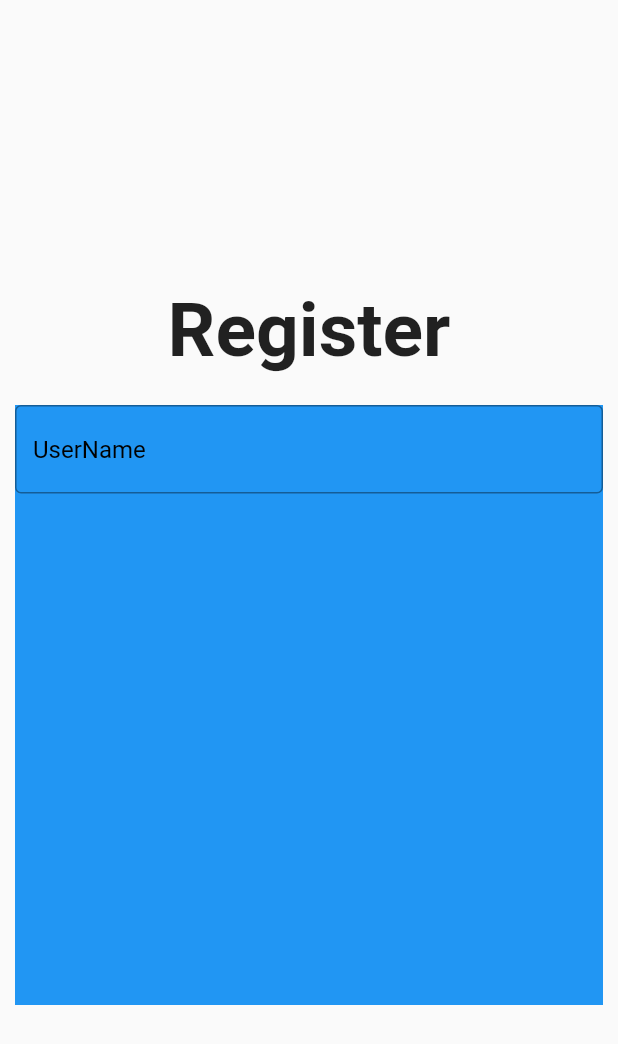
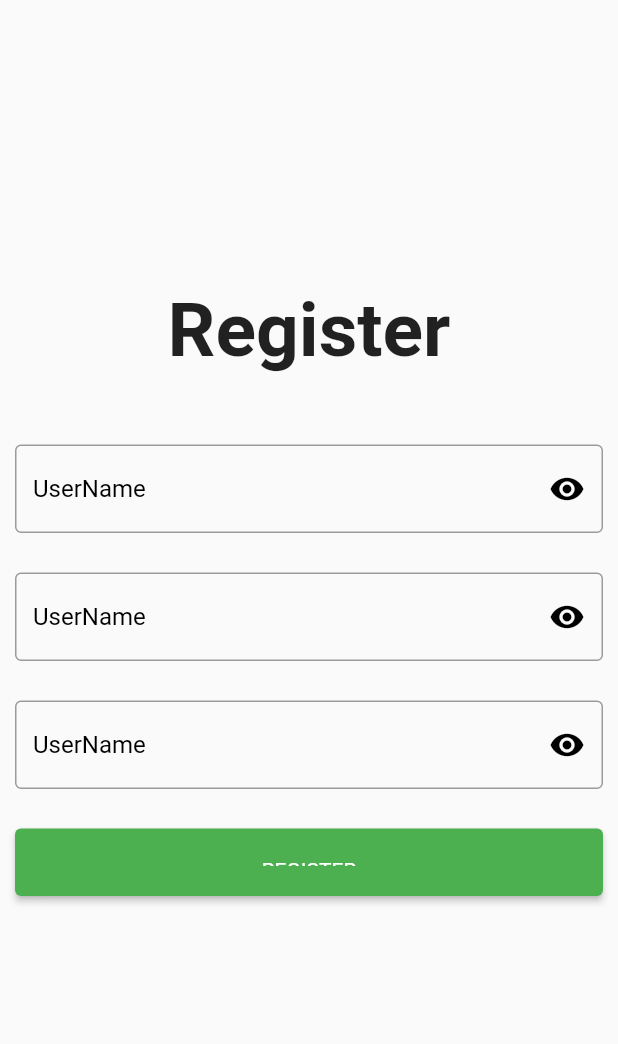
Before and after one commit to astitvsingh/flutter_dev_playground, a Flutter app: the screen it shows after launch, on a phone screen of 412 x 824 dp. Shown: the top 1044 px of the screen. Run offline on Flutter 3.47's test engine with Material 2 defaults, Android fonts, the phone set to English and light mode, and no system bars.

Commit message:
SignUpScreen laid out.

```diff
--- a/lib/screens/SignUpScreen.dart
+++ b/lib/screens/SignUpScreen.dart
@@ -32,17 +32,85 @@ class SignUpScreen extends StatelessWidget {
                 height: 400,
                 margin: EdgeInsets.symmetric(horizontal: 10),
                 width: double.infinity,
-                color: Colors.blue,
+                //color: Colors.blue,
                 child: Column(
+                  mainAxisAlignment: MainAxisAlignment.spaceEvenly,
                   children: <Widget>[
                     TextFormField(
                       decoration: InputDecoration(
                         hintText: "UserName",
+                        suffixIcon: GestureDetector(
+                          onTap: () {
+                            FocusScope.of(context).unfocus();
+                          },
+                          child: Icon(
+                            Icons.visibility,
+                            color: Colors.black,
+                          ),
+                        ),
                         hintStyle: TextStyle(
                           color: Colors.black,
                         ),
                         border: OutlineInputBorder(),
                       ),
+                    ),
+                    TextFormField(
+                      decoration: InputDecoration(
+                        hintText: "UserName",
+                        suffixIcon: GestureDetector(
+                          onTap: () {
+                            FocusScope.of(context).unfocus();
+                          },
+                          child: Icon(
+                            Icons.visibility,
+                            color: Colors.black,
+                          ),
+                        ),
+                        hintStyle: TextStyle(
+                          color: Colors.black,
+                        ),
+                        border: OutlineInputBorder(),
+                      ),
+                    ),
+                    TextFormField(
+                      decoration: InputDecoration(
+                        hintText: "UserName",
+                        suffixIcon: GestureDetector(
+                          onTap: () {
+                            FocusScope.of(context).unfocus();
+                          },
+                          child: Icon(
+                            Icons.visibility,
+                            color: Colors.black,
+                          ),
+                        ),
+                        hintStyle: TextStyle(
+                          color: Colors.black,
+                        ),
+                        border: OutlineInputBorder(),
+                      ),
+                    ),
+                    Container(
+                      height: 45,
+                      width: double.infinity,
+                      child: ElevatedButton(
+                        style: ButtonStyle(
+                          backgroundColor: MaterialStateProperty.all(
+                            Colors.green,
+                          ),
+                          padding: MaterialStateProperty.all(
+                            const EdgeInsets.all(20),
+                          ),
+                          textStyle: MaterialStateProperty.all(
+                            const TextStyle(fontSize: 14, color: Colors.white),
+                          ),
+                        ),
+                        onPressed: () {},
+                        child: const Text('REGISTER'),
+                      ),
+                    ),
+                    const SizedBox(
+                      height: 20,
                     ),
                   ],
                 ),
```
